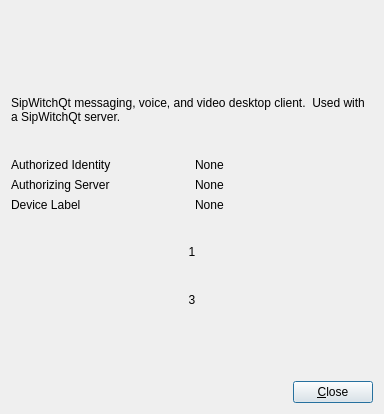
Above: Dialogs/about.ui from dyfet/tycho_sipwitchqt before the change. Below: the same form after it.
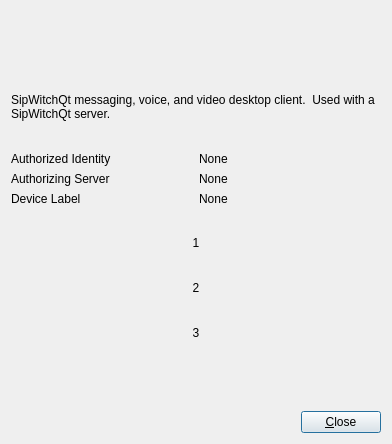
That is the form after the change. Icons and pictures are not drawn.

Commit message: Resolve "Report ssl version in client to user"

Patch:
```diff
--- a/Dialogs/about.ui
+++ b/Dialogs/about.ui
@@ -24,8 +24,8 @@
    <rect>
     <x>0</x>
     <y>0</y>
-    <width>384</width>
-    <height>414</height>
+    <width>392</width>
+    <height>444</height>
    </rect>
   </property>
   <property name="windowTitle">
@@ -219,6 +219,29 @@
        </property>
       </widget>
      </item>
+     <item>
+      <spacer name="verticalSpacer_6">
+       <property name="orientation">
+        <enum>Qt::Vertical</enum>
+       </property>
+       <property name="sizeHint" stdset="0">
+        <size>
+         <width>20</width>
+         <height>0</height>
+        </size>
+       </property>
+      </spacer>
+     </item>
+     <item>
+      <widget class="QLabel" name="labelSsl">
+       <property name="text">
+        <string>2</string>
+       </property>
+       <property name="alignment">
+        <set>Qt::AlignCenter</set>
+       </property>
+      </widget>
+     </item>
      <item>
       <spacer name="verticalSpacer_2">
        <property name="orientation">
```
The commit also changes 1 other file.
